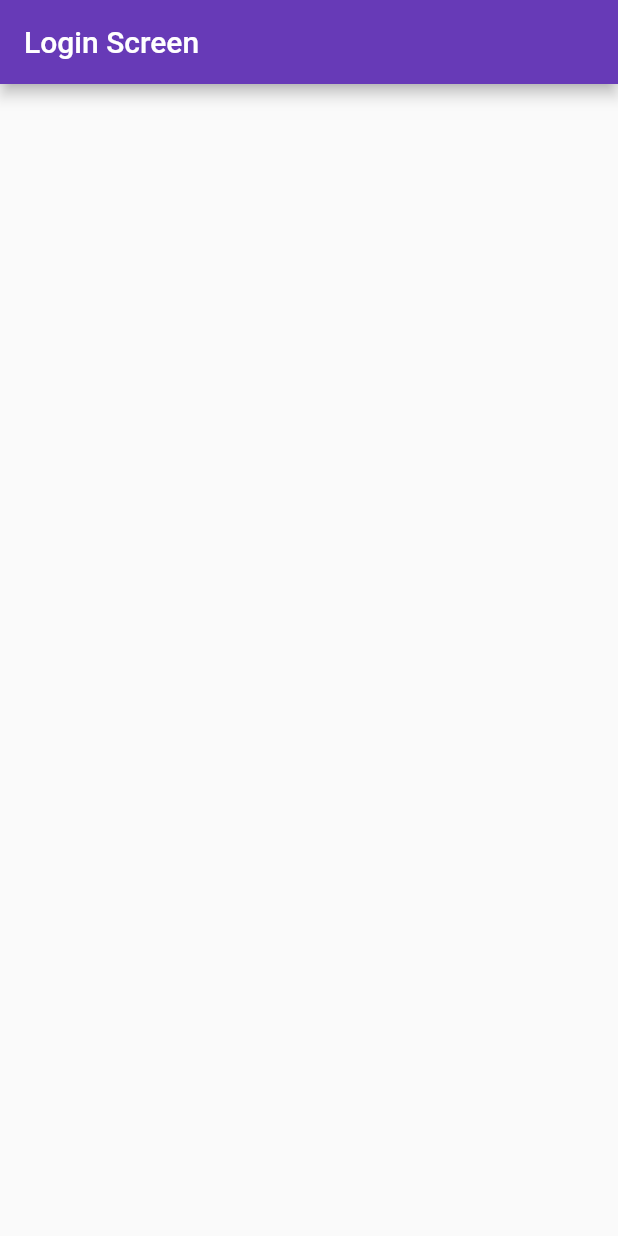
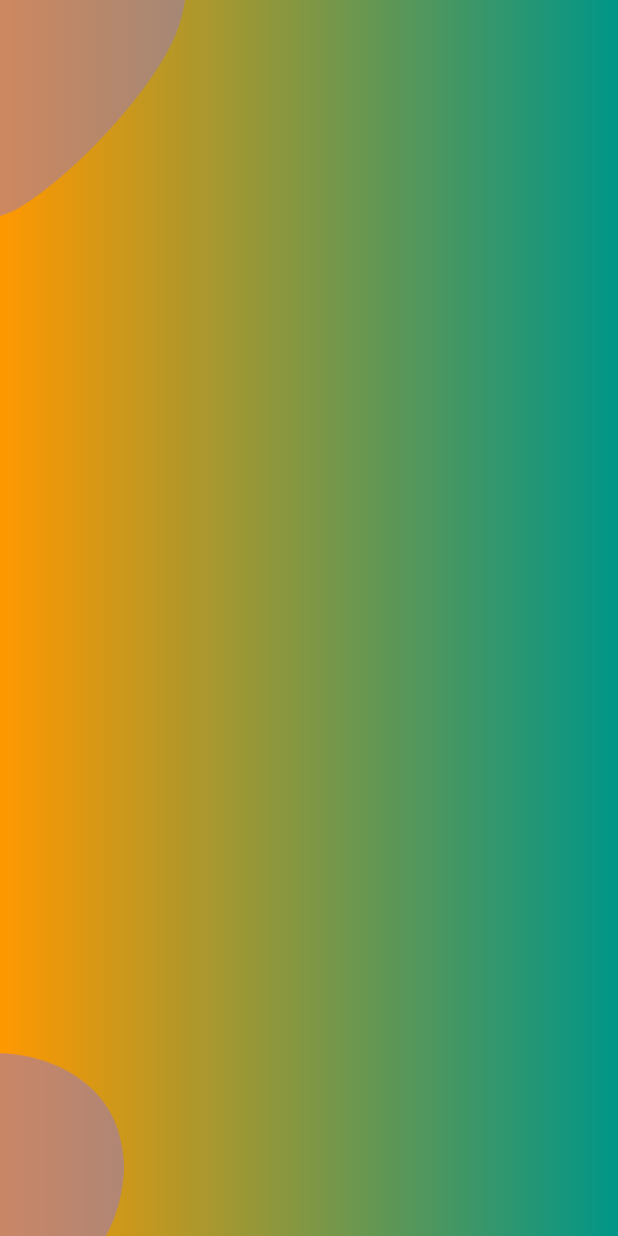
Before and after one commit to otegaoo/flutter-fiverr, a Flutter app: the screen it shows after launch, after a tap on "LOGIN", on a phone screen of 412 x 824 dp. Run offline on Flutter 3.47's test engine with Material 2 defaults, Android fonts, the phone set to English and light mode, and no system bars; our stand-ins replace firebase_auth, firebase_core; accounts and stored records are empty.

Commit message:
FE || Flutter-ui || Login-page-backgroound video #15

```diff
--- /dev/null
+++ b/fiverr/lib/LoginScreen/background.dart
@@ -0,0 +1,45 @@
+import 'package:flutter/material.dart';
+
+class LoginBackground extends StatelessWidget {
+  //final Widget child;
+
+  //const WelcomeBackground({required this.child});
+
+  @override
+  Widget build(BuildContext context) {
+    Size size = MediaQuery.of(context).size;
+    return Container(
+      decoration: const BoxDecoration(
+        gradient: LinearGradient(
+          colors: [Colors.orange, Colors.teal],
+          begin: Alignment.centerLeft,
+          end: Alignment.centerRight,
+          stops: [0.0, 1.0],
+          tileMode: TileMode.clamp
+        )
+      ),
+      height: size.height,
+      width: double.infinity,
+      child: Stack(
+        alignment: Alignment.center,
+        children: [
+          Positioned(
+            top: 0,
+            left: 0,
+              child: Image.asset('assets/images/main_top.png',
+              color: Colors.deepPurple.shade300,
+              width: size.width * 0.3,)
+              ),
+          Positioned(
+            bottom: 0,
+            left: 0,
+              child: Image.asset('assets/images/main_bottom.png',
+              color: Colors.deepPurple.shade300,
+              width: size.width * 0.2,)
+              ),
+              //child,
+        ],
+        )
+    );
+  }
+}
--- /dev/null
+++ b/fiverr/lib/LoginScreen/body.dart
@@ -0,0 +1,14 @@
+import 'package:flutter/material.dart';
+
+class LoginBody extends StatefulWidget {
+
+  @override
+  State<LoginBody> createState() => _LoginBodyState();
+}
+
+class _LoginBodyState extends State<LoginBody> {
+  @override
+  Widget build(BuildContext context) {
+    return Container();
+  }
+}
--- a/fiverr/lib/LoginScreen/login_screen.dart
+++ b/fiverr/lib/LoginScreen/login_screen.dart
@@ -1,11 +1,14 @@
+import 'package:fiverr/LoginScreen/body.dart';
 import 'package:flutter/material.dart';
+
+import 'background.dart';
 
 class LoginScreen extends StatelessWidget {
 
   @override
   Widget build(BuildContext context) {
     return Scaffold(
-      appBar: AppBar(title: const Text('Login Screen'),),
+      body: LoginBackground(),
     );
   }
 }
--- a/fiverr/lib/WelcomeScreen/body.dart
+++ b/fiverr/lib/WelcomeScreen/body.dart
@@ -48,6 +48,7 @@ class WelcomeBody extends StatelessWidget {
               ),
             ],
           ),
-      ),);
+      ),
+    );
   }
 }
```
